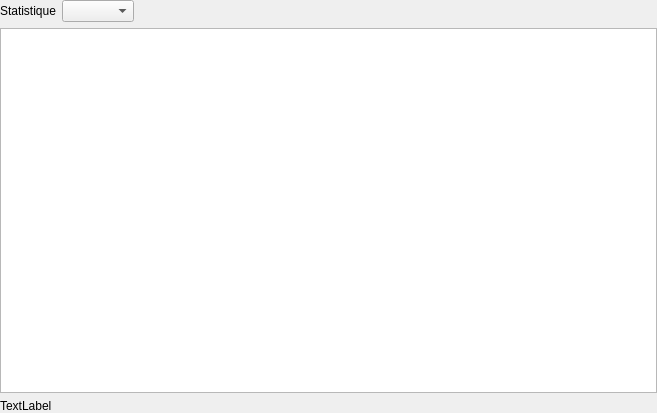
seigneurfuo/MyAnimeManager3, file src/ui/tabs/stats.ui: the form before one commit.
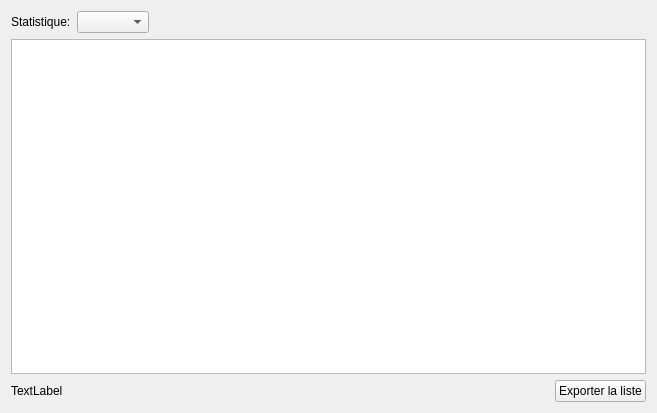
The form after the commit.

Commit message: Ajout d'un bouton d'export pour les stats.

What changed in the file:
```diff
--- a/src/ui/tabs/stats.ui
+++ b/src/ui/tabs/stats.ui
@@ -14,24 +14,12 @@
    <string>Form</string>
   </property>
   <layout class="QGridLayout" name="gridLayout">
-   <property name="leftMargin">
-    <number>0</number>
-   </property>
-   <property name="topMargin">
-    <number>0</number>
-   </property>
-   <property name="rightMargin">
-    <number>0</number>
-   </property>
-   <property name="bottomMargin">
-    <number>0</number>
-   </property>
    <item row="0" column="0">
     <layout class="QHBoxLayout" name="horizontalLayout">
      <item>
       <widget class="QLabel" name="label_2">
        <property name="text">
-        <string>Statistique</string>
+        <string>Statistique:</string>
        </property>
       </widget>
      </item>
@@ -53,19 +41,43 @@
      </item>
     </layout>
    </item>
-   <item row="1" column="0">
+   <item row="1" column="0" colspan="2">
     <widget class="QTableWidget" name="stats_table">
      <property name="sortingEnabled">
       <bool>true</bool>
      </property>
     </widget>
    </item>
-   <item row="2" column="0">
-    <widget class="QLabel" name="label">
-     <property name="text">
-      <string>TextLabel</string>
-     </property>
-    </widget>
+   <item row="2" column="0" colspan="2">
+    <layout class="QHBoxLayout" name="horizontalLayout_2">
+     <item>
+      <widget class="QLabel" name="label">
+       <property name="text">
+        <string>TextLabel</string>
+       </property>
+      </widget>
+     </item>
+     <item>
+      <spacer name="horizontalSpacer_2">
+       <property name="orientation">
+        <enum>Qt::Horizontal</enum>
+       </property>
+       <property name="sizeHint" stdset="0">
+        <size>
+         <width>40</width>
+         <height>20</height>
+        </size>
+       </property>
+      </spacer>
+     </item>
+     <item>
+      <widget class="QPushButton" name="export_button">
+       <property name="text">
+        <string>Exporter la liste</string>
+       </property>
+      </widget>
+     </item>
+    </layout>
    </item>
   </layout>
  </widget>
```
The commit also changes 1 other file.
